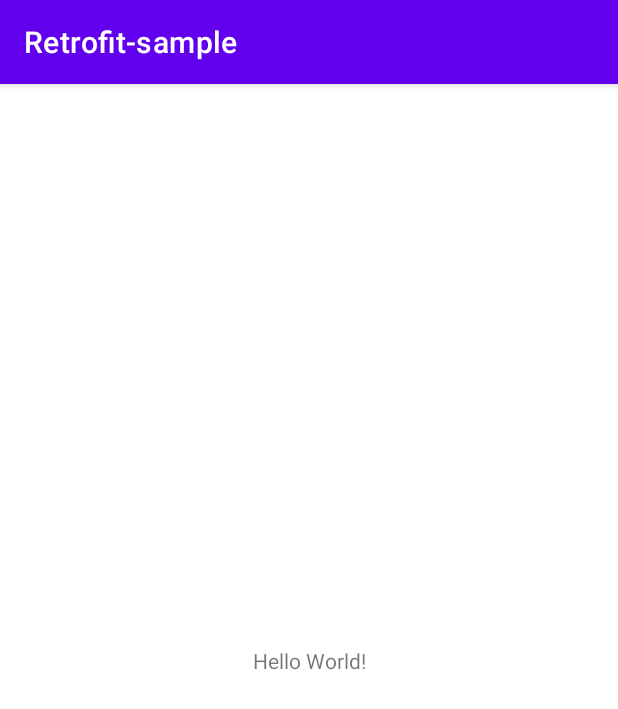
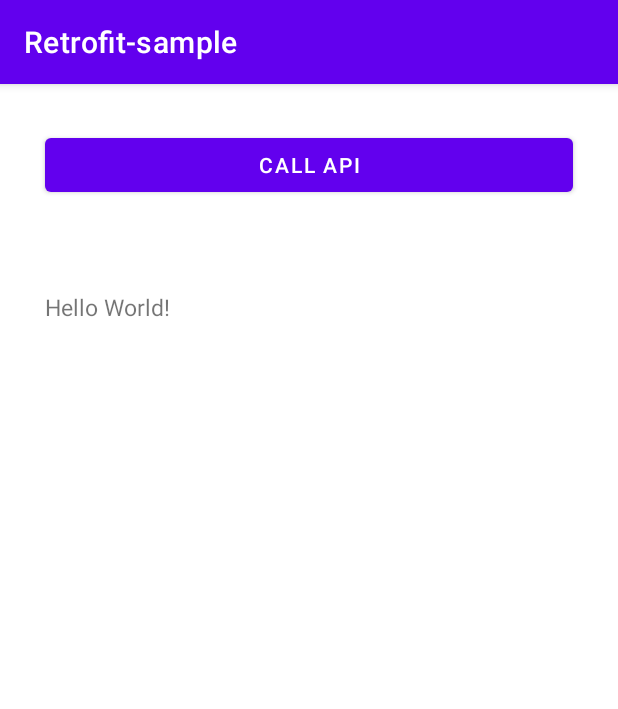
Before and after one commit to njs8590/Retrofit-sample, an Android app: the screen it shows after launch (MainActivity), on a phone screen of 412 x 824 dp. Shown: the top 709 px of the screen. Run offline under Robolectric (Android 15) with nearby library versions, the phone set to English and light mode, and no system bars.

Commit message:
main 화면 구성

```diff
--- a/app/build.gradle
+++ b/app/build.gradle
@@ -6,12 +6,12 @@ plugins {
 }
 
 android {
-    compileSdk 29
+    compileSdk 31
 
     defaultConfig {
         applicationId "com.namdroid.retrofit_sample"
         minSdk 21
-        targetSdk 32
+        targetSdk 31
         versionCode 1
         versionName "1.0"
 
--- a/app/src/main/java/com/namdroid/retrofit_sample/MainActivity.kt
+++ b/app/src/main/java/com/namdroid/retrofit_sample/MainActivity.kt
@@ -2,10 +2,22 @@ package com.namdroid.retrofit_sample
 
 import androidx.appcompat.app.AppCompatActivity
 import android.os.Bundle
+import android.util.Log
+import android.widget.Button
+import com.namdroid.retrofit_sample.retrofit.RetrofitManager
+import com.namdroid.retrofit_sample.utils.Constants.TAG
 
 class MainActivity : AppCompatActivity() {
     override fun onCreate(savedInstanceState: Bundle?) {
         super.onCreate(savedInstanceState)
         setContentView(R.layout.activity_main)
+
+        var btn_callapi = findViewById<Button>(R.id.btn_callAPI)
+
+        btn_callapi.setOnClickListener {
+            RetrofitManager.instance.getLotteryResult(drwNum = 1, method = "getLottoNumber", completion = {
+                Log.d(TAG, "onCreate: $it")
+            })
+        }
     }
 }
--- a/app/src/main/res/layout/activity_main.xml
+++ b/app/src/main/res/layout/activity_main.xml
@@ -1,18 +1,26 @@
 <?xml version="1.0" encoding="utf-8"?>
-<androidx.constraintlayout.widget.ConstraintLayout xmlns:android="http://schemas.android.com/apk/res/android"
-    xmlns:app="http://schemas.android.com/apk/res-auto"
+<LinearLayout
+    xmlns:android="http://schemas.android.com/apk/res/android"
     xmlns:tools="http://schemas.android.com/tools"
     android:layout_width="match_parent"
     android:layout_height="match_parent"
+    android:orientation="vertical"
     tools:context=".MainActivity">
 
+    <Button
+        android:layout_width="match_parent"
+        android:layout_height="wrap_content"
+        android:layout_margin="30dp"
+        android:id="@+id/btn_callAPI"
+        android:text="call api"
+        />
+
     <TextView
-        android:layout_width="wrap_content"
+        android:layout_width="match_parent"
         android:layout_height="wrap_content"
         android:text="Hello World!"
-        app:layout_constraintBottom_toBottomOf="parent"
-        app:layout_constraintLeft_toLeftOf="parent"
-        app:layout_constraintRight_toRightOf="parent"
-        app:layout_constraintTop_toTopOf="parent" />
+        android:id="@+id/txt_response"
+        android:layout_margin="30dp"
+        android:textSize="15dp"/>
 
-</androidx.constraintlayout.widget.ConstraintLayout>
+</LinearLayout>
```
Also changed, not shown: app/src/main/java/com/namdroid/retrofit_sample/retrofit/IRetrofitApi.kt (+5 -2 lines), app/src/main/java/com/namdroid/retrofit_sample/retrofit/RetrofitManager.kt (+33 -3 lines).
